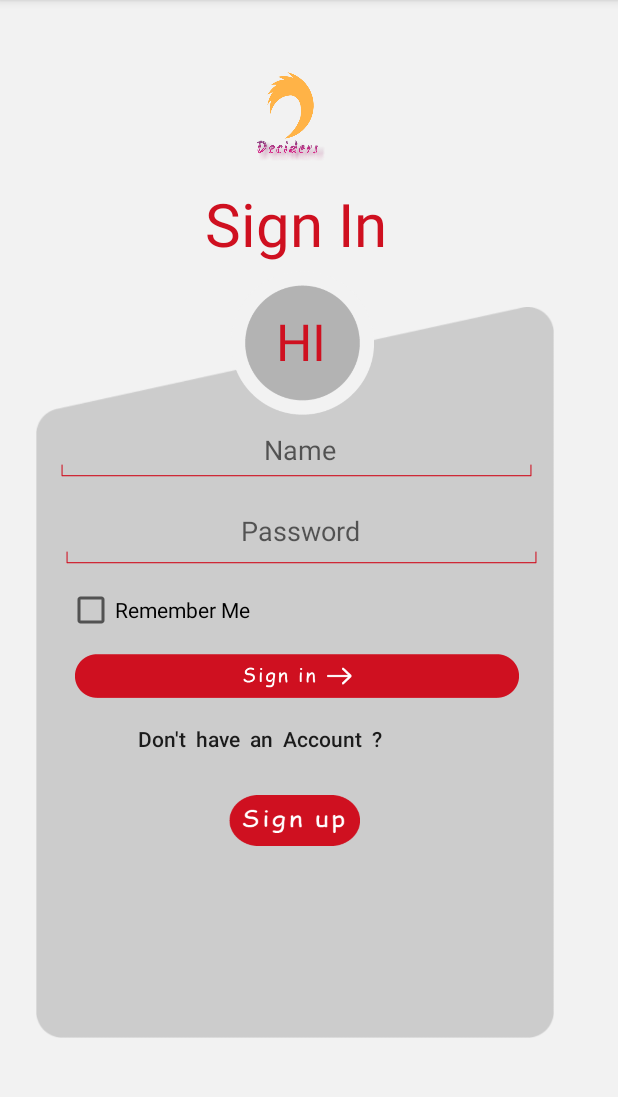
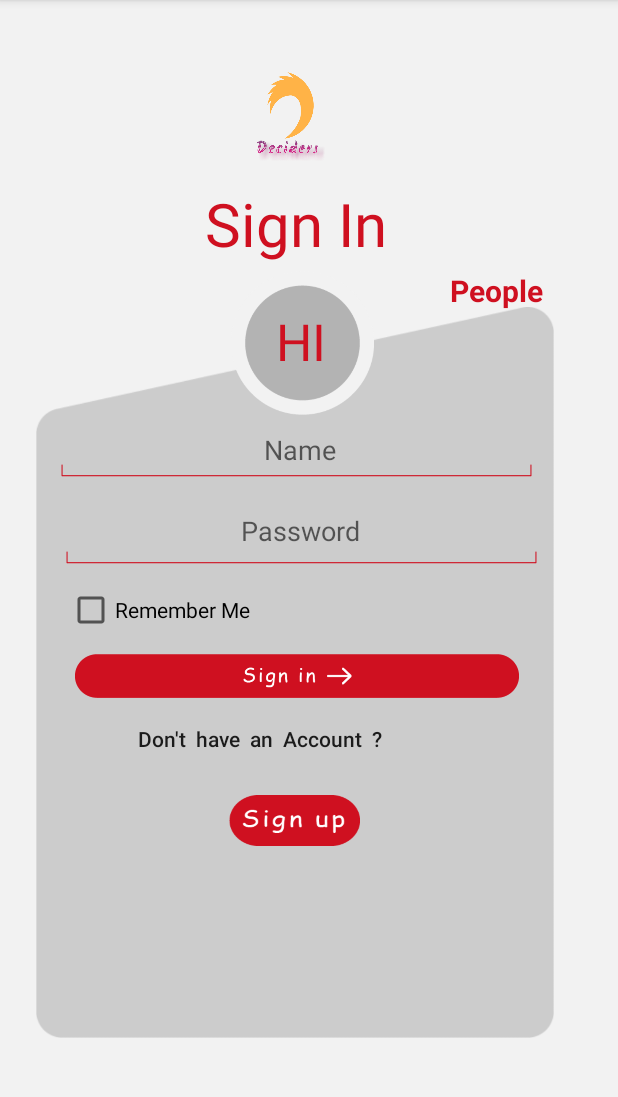
Before and after one commit to Deciders003/SmartGarbage, an Android app: the PeopleLogin screen opened directly, with no data from a screen before it, on a phone screen of 412 x 824 dp, the part 84-1181 px from its top. Run offline under Robolectric (Android 15) with nearby library versions, the phone set to English and light mode, and no system bars; our stand-ins replace Volley.

Commit message:
Update activity_people_login.xml

```diff
--- a/app/src/main/res/layout/activity_people_login.xml
+++ b/app/src/main/res/layout/activity_people_login.xml
@@ -6,6 +6,16 @@
     android:layout_height="match_parent"
     tools:context="com.example.admin.login.MainActivity"
     android:background="#f2f2f2">
+    <TextView
+        android:text="People"
+        android:textStyle="bold"
+        android:textSize="20dp"
+        android:layout_x="300dp"
+        android:layout_y="180dp"
+        android:textColor="#cf1020"
+        android:layout_width="wrap_content"
+        android:layout_height="wrap_content" />
+
 
     <ImageView
         android:id="@+id/imageView"
```
